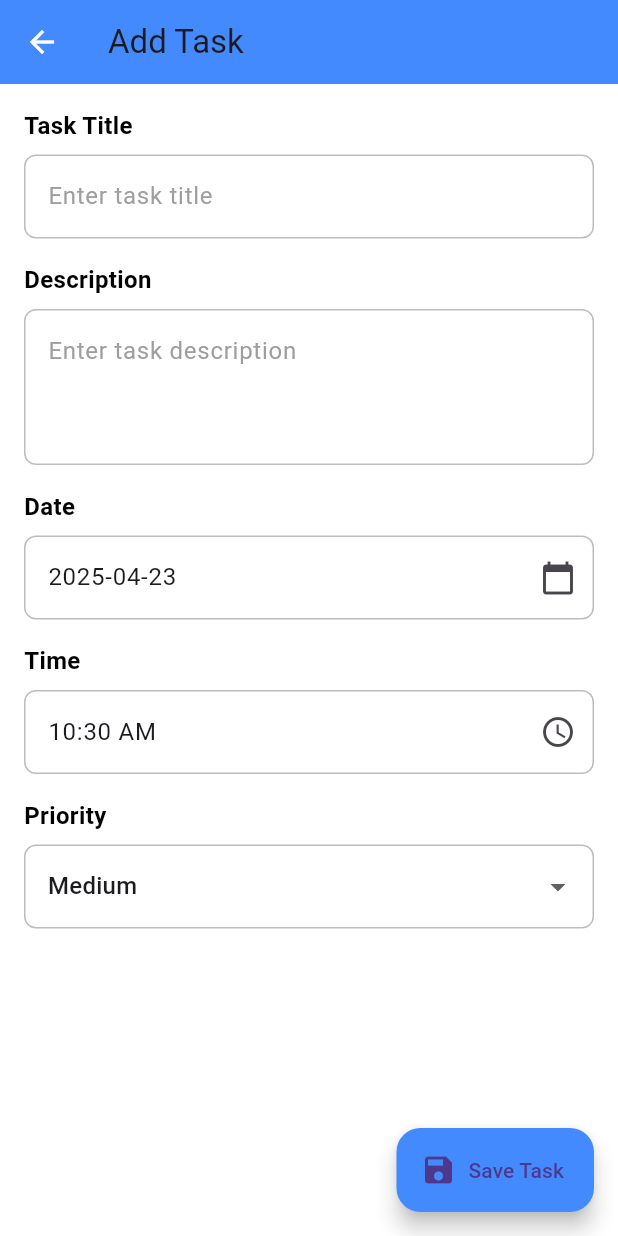
After one commit to mohab-kamle/Fluttery_App, a Flutter app: the Taskspage screen opened directly, after a tap on "Add Task", on a phone screen of 412 x 824 dp. The commit adds this screen. Run offline on Flutter 3.47's test engine with Material 3 defaults, Android fonts, the phone set to English and light mode, and no system bars; our stand-ins replace firebase_auth, firebase_core, flutter_dotenv, google_sign_in, hive, hive_flutter and 3 more; accounts and stored records are empty.

Commit message:
Your message here

```diff
--- /dev/null
+++ b/lib/Tasks_Page.dart
@@ -0,0 +1,38 @@
+import 'package:flutter/material.dart';
+import 'package:flutter_at_akira_menai/widgets/Task_Page.dart';
+
+class Taskspage extends StatefulWidget {
+  const Taskspage({super.key});
+
+  @override
+  State<Taskspage> createState() => _TaskspageState();
+}
+
+class _TaskspageState extends State<Taskspage> {
+  @override
+  Widget build(BuildContext context) {
+    // TODO: implement build
+    return Scaffold(
+      appBar: AppBar(title: const Text('Tasks')),
+      body: Center(
+        child: Column(
+          mainAxisAlignment: MainAxisAlignment.center,
+          children: [
+            const Text('Tasks Page Content'),
+            ElevatedButton(
+              onPressed: () {
+                // Add your button action here
+
+                Navigator.push(
+                  context,
+                  MaterialPageRoute(builder: (context) => TaskPage()),
+                );
+              },
+              child: const Text('Add Task'),
+            ),
+          ],
+        ),
+      ),
+    );
+  }
+}
--- a/lib/main.dart
+++ b/lib/main.dart
@@ -33,7 +33,6 @@ void main() async {
 }
 
 class MainApp extends StatefulWidget {
-
   const MainApp({super.key});
 
   @override
--- a/lib/navigation_page.dart
+++ b/lib/navigation_page.dart
@@ -2,6 +2,7 @@ import 'package:firebase_auth/firebase_auth.dart';
 import 'package:flutter/material.dart';
 import 'package:flutter_at_akira_menai/settings.dart';
 import 'package:flutter_at_akira_menai/user_profile.dart';
+import 'package:flutter_at_akira_menai/Tasks_Page.dart';
 
 class NavigationPage extends StatefulWidget {
   const NavigationPage({super.key});
@@ -16,6 +17,7 @@ class _NavigationPageState extends State<NavigationPage> {
 
   final List<Widget> _pages = [
     const Placeholder(), // Replace with HomeScreen()
+    const Taskspage(),
     const SettingsPage(),
     const UserProfile(),
   ];
@@ -41,6 +43,7 @@ class _NavigationPageState extends State<NavigationPage> {
           type: BottomNavigationBarType.fixed,
           items: const [
             BottomNavigationBarItem(icon: Icon(Icons.home), label: 'Home'),
+            BottomNavigationBarItem(icon: Icon(Icons.task), label: 'Tasks'),
             BottomNavigationBarItem(
               icon: Icon(Icons.settings),
               label: 'Settings',
--- /dev/null
+++ b/lib/widgets/Task_Page.dart
@@ -0,0 +1,212 @@
+// ignore: file_names
+// ignore_for_file: non_constant_identifier_names
+
+import 'package:flutter/material.dart';
+
+class TaskPage extends StatefulWidget {
+  const TaskPage({super.key});
+
+  @override
+  State<StatefulWidget> createState() => _TaskPageState();
+}
+
+class _TaskPageState extends State<TaskPage> {
+  String Title = '';
+  String Description = '';
+  DateTime Date = DateTime.now(); // Default to the current date
+  TimeOfDay Time = TimeOfDay.now(); // Default to the current time
+  String Priority = 'Medium'; // Default priority
+  final TextEditingController _dateController = TextEditingController();
+  final TextEditingController _timeController = TextEditingController();
+
+  @override
+  void initState() {
+    super.initState();
+    // Set the initial value for the date field
+    _dateController.text =
+        Date.toLocal().toString().split(' ')[0]; // Format as YYYY-MM-DD
+  }
+
+  @override
+  void didChangeDependencies() {
+    super.didChangeDependencies();
+    // Set the initial value for the time field after context is available
+    _timeController.text = Time.format(context); // Format as HH:MM AM/PM
+  }
+
+  @override
+  void dispose() {
+    _dateController.dispose();
+    _timeController.dispose();
+    super.dispose();
+  }
+
+  @override
+  Widget build(BuildContext context) {
+    return Scaffold(
+      appBar: AppBar(
+        title: const Text('Add Task'),
+        backgroundColor: Colors.blueAccent,
+      ),
+      body: Padding(
+        padding: const EdgeInsets.all(16.0),
+        child: SingleChildScrollView(
+          child: Column(
+            crossAxisAlignment: CrossAxisAlignment.start,
+            children: [
+              const Text(
+                'Task Title',
+                style: TextStyle(fontSize: 16, fontWeight: FontWeight.bold),
+              ),
+              const SizedBox(height: 8),
+              TextField(
+                decoration: InputDecoration(
+                  hintText: 'Enter task title',
+                  border: OutlineInputBorder(
+                    borderRadius: BorderRadius.circular(10),
+                  ),
+                ),
+                onChanged: (value) {
+                  setState(() {
+                    Title = value;
+                  });
+                },
+              ),
+              const SizedBox(height: 16),
+              const Text(
+                'Description',
+                style: TextStyle(fontSize: 16, fontWeight: FontWeight.bold),
+              ),
+              const SizedBox(height: 8),
+              TextField(
+                maxLines: 3,
+                decoration: InputDecoration(
+                  hintText: 'Enter task description',
+                  border: OutlineInputBorder(
+                    borderRadius: BorderRadius.circular(10),
+                  ),
+                ),
+                onChanged: (value) {
+                  setState(() {
+                    Description = value;
+                  });
+                },
+              ),
+              const SizedBox(height: 16),
+              const Text(
+                'Date',
+                style: TextStyle(fontSize: 16, fontWeight: FontWeight.bold),
+              ),
+              const SizedBox(height: 8),
+              TextField(
+                controller: _dateController,
+                decoration: InputDecoration(
+                  hintText: 'Select date',
+                  border: OutlineInputBorder(
+                    borderRadius: BorderRadius.circular(10),
+                  ),
+                  suffixIcon: const Icon(Icons.calendar_today),
+                ),
+                readOnly: true,
+                onTap: () async {
+                  DateTime? pickedDate = await showDatePicker(
+                    context: context,
+                    initialDate: Date,
+                    firstDate: DateTime(2000),
+                    lastDate: DateTime(2100),
+                  );
+                  if (pickedDate != null) {
+                    setState(() {
+                      Date = pickedDate;
+                      _dateController.text =
+                          Date.toLocal().toString().split(' ')[0];
+                    });
+                  }
+                },
+              ),
+              const SizedBox(height: 16),
+              const Text(
+                'Time',
+                style: TextStyle(fontSize: 16, fontWeight: FontWeight.bold),
+              ),
+              const SizedBox(height: 8),
+              TextField(
+                controller: _timeController,
+                decoration: InputDecoration(
+                  hintText: 'Select time',
+                  border: OutlineInputBorder(
+                    borderRadius: BorderRadius.circular(10),
+                  ),
+                  suffixIcon: const Icon(Icons.access_time),
+                ),
+                readOnly: true,
+                onTap: () async {
+                  TimeOfDay? pickedTime = await showTimePicker(
+                    context: context,
+                    initialTime: Time,
+                  );
+                  if (pickedTime != null) {
+                    setState(() {
+                      Time = pickedTime;
+                      _timeController.text = Time.format(context);
+                    });
+                  }
+                },
+              ),
+              const SizedBox(height: 16),
+              const Text(
+                'Priority',
+                style: TextStyle(fontSize: 16, fontWeight: FontWeight.bold),
+              ),
+              const SizedBox(height: 8),
+              DropdownButtonFormField<String>(
+                value: Priority,
+                decoration: InputDecoration(
+                  border: OutlineInputBorder(
+                    borderRadius: BorderRadius.circular(10),
+                  ),
+                ),
+                items:
+                    ['High', 'Medium', 'Low']
+                        .map(
+                          (priority) => DropdownMenuItem(
+                            value: priority,
+                            child: Text(priority),
+                          ),
+                        )
+                        .toList(),
+                onChanged: (value) {
+                  setState(() {
+                    Priority = value!;
+                  });
+                },
+              ),
+              const SizedBox(height: 16),
+            ],
+          ),
+        ),
+      ),
+      floatingActionButton: FloatingActionButton.extended(
+        onPressed: () {
+          if (Title.isEmpty || Description.isEmpty) {
+            ScaffoldMessenger.of(context).showSnackBar(
+              const SnackBar(content: Text('Please fill in all fields')),
+            );
+            return;
+          }
+
+          // Save the task to the database or perform any action
+          print(
+            'Task Saved: $Title, $Description, $Date, ${Time.format(context)}, $Priority',
+          );
+          ScaffoldMessenger.of(context).showSnackBar(
+            const SnackBar(content: Text('Task Saved Successfully!')),
+          );
+        },
+        label: const Text('Save Task'),
+        icon: const Icon(Icons.save),
+        backgroundColor: Colors.blueAccent,
+      ),
+    );
+  }
+}
```
Also changed, not shown: 2 other files.
